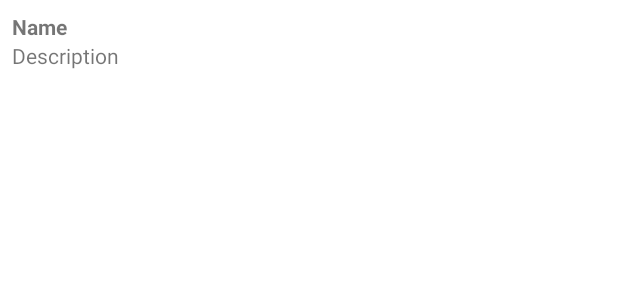
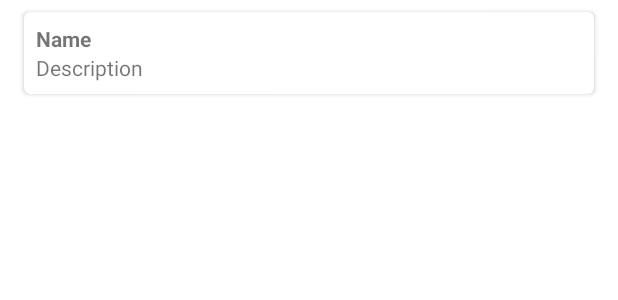
Before and after one commit to Deniss84/ProjectInSquare, an Android app: the layout venue_row_item.xml on its own in the app's theme, with its tools: preview values and no code run, on a phone screen of 412 x 824 dp. Shown: the top 300 px of the screen. Run offline under Robolectric (Android 15) with nearby library versions, the phone set to English and light mode, and no system bars.

Commit message:
Use cardView for search result items

```diff
--- a/app/src/main/res/layout/venue_row_item.xml
+++ b/app/src/main/res/layout/venue_row_item.xml
@@ -1,7 +1,15 @@
 <?xml version="1.0" encoding="utf-8"?>
-<androidx.constraintlayout.widget.ConstraintLayout xmlns:android="http://schemas.android.com/apk/res/android"
+<androidx.cardview.widget.CardView xmlns:android="http://schemas.android.com/apk/res/android"
     xmlns:app="http://schemas.android.com/apk/res-auto"
+    xmlns:card_view="http://schemas.android.com/apk/res-auto"
     xmlns:tools="http://schemas.android.com/tools"
+    android:layout_width="match_parent"
+    android:layout_height="wrap_content"
+    android:layout_marginHorizontal="16dp"
+    android:layout_marginVertical="8dp"
+    card_view:cardCornerRadius="4dp">
+
+    <androidx.constraintlayout.widget.ConstraintLayout
         android:layout_width="match_parent"
         android:layout_height="wrap_content"
         android:foreground="?attr/selectableItemBackground"
@@ -26,3 +34,4 @@
             tools:text="Description" />
 
     </androidx.constraintlayout.widget.ConstraintLayout>
+</androidx.cardview.widget.CardView>
```
Lines whose indentation alone changed are shown as unchanged.
